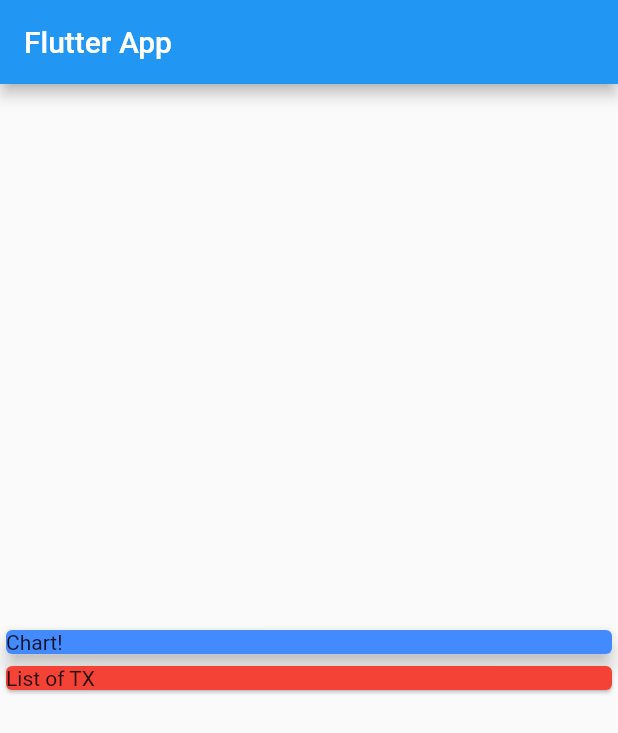
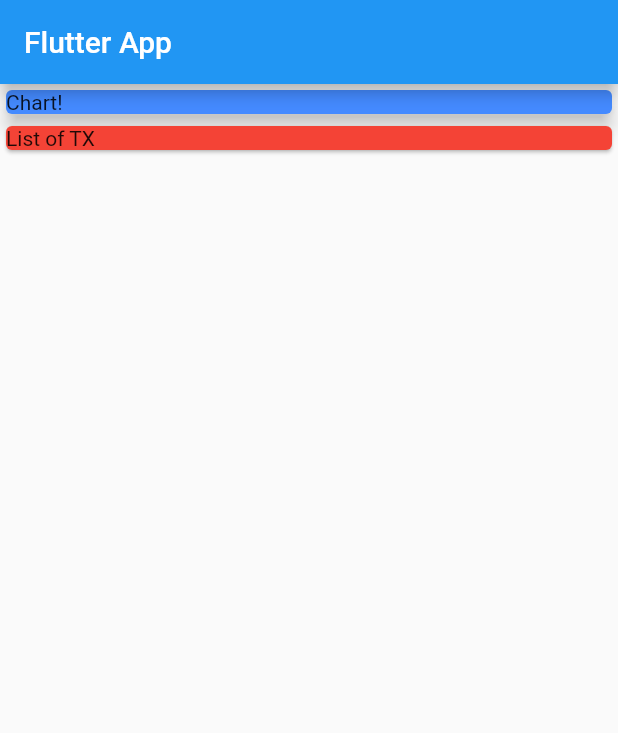
Before and after one commit to shalithacode/personal_expences_app, a Flutter app: the screen it shows after launch, on a phone screen of 412 x 824 dp. Shown: the top 733 px of the screen. Run offline on Flutter 3.47's test engine with Material 2 defaults, Android fonts, the light colour scheme and no system bars.

Commit message:
changed alignment

```diff
--- a/lib/main.dart
+++ b/lib/main.dart
@@ -17,7 +17,7 @@ class MyApp extends StatelessWidget {
           title: Text("Flutter App"),
         ),
         body: Column(
-            mainAxisAlignment: MainAxisAlignment.center,
+            mainAxisAlignment: MainAxisAlignment.start,
             crossAxisAlignment: CrossAxisAlignment.stretch,
             children: [
               Container(
```
